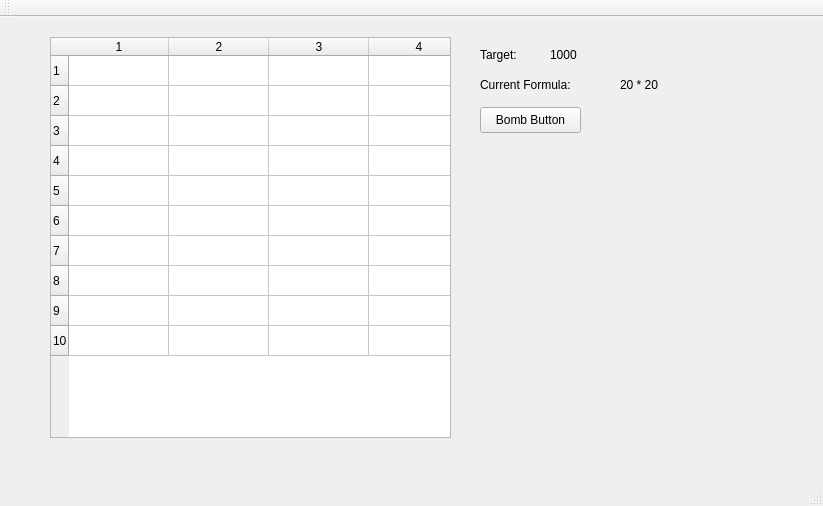
This is mainwindow.ui in adsorensen/CountUp as Qt 5 draws it before an edit. The edited form follows.
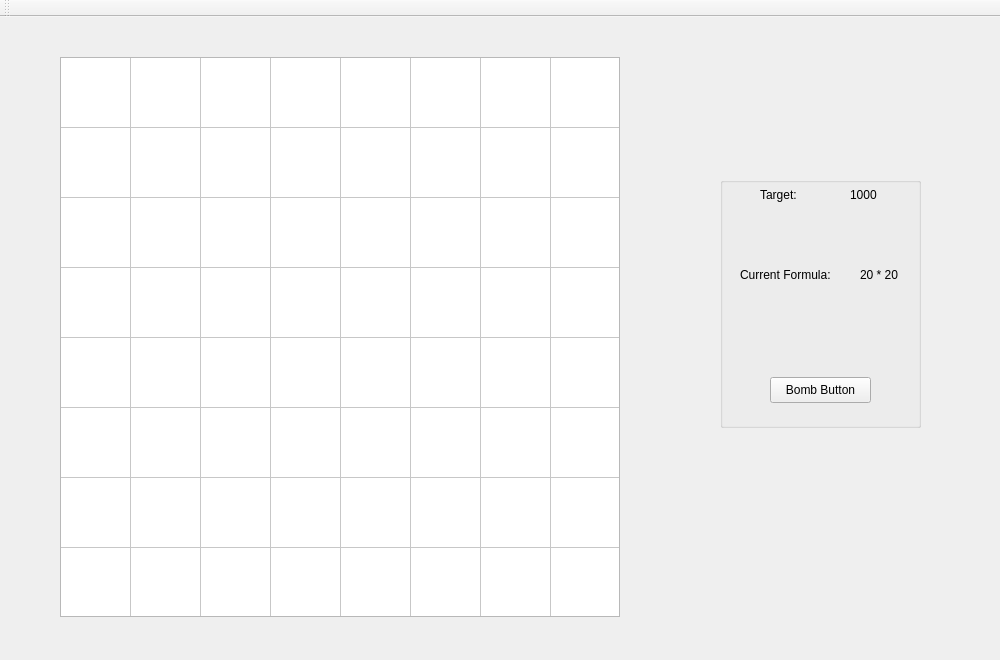
This is the edited form. Icons and pictures are not drawn.

What changed in the file:
```diff
--- a/mainwindow.ui
+++ b/mainwindow.ui
@@ -6,24 +6,30 @@
    <rect>
     <x>0</x>
     <y>0</y>
-    <width>823</width>
-    <height>506</height>
+    <width>1000</width>
+    <height>660</height>
    </rect>
   </property>
   <property name="windowTitle">
    <string>MainWindow</string>
   </property>
+  <property name="styleSheet">
+   <string notr="true"/>
+  </property>
   <widget class="QWidget" name="centralWidget">
+   <property name="styleSheet">
+    <string notr="true">background-image: url(:/background/Resources/bg.png);</string>
+   </property>
    <widget class="QTableWidget" name="tableWidget">
     <property name="enabled">
      <bool>true</bool>
     </property>
     <property name="geometry">
      <rect>
-      <x>50</x>
-      <y>20</y>
-      <width>401</width>
-      <height>401</height>
+      <x>60</x>
+      <y>40</y>
+      <width>560</width>
+      <height>560</height>
      </rect>
     </property>
     <property name="verticalScrollBarPolicy">
@@ -42,11 +48,29 @@
      <enum>Qt::SolidLine</enum>
     </property>
     <property name="rowCount">
-     <number>10</number>
+     <number>8</number>
     </property>
     <property name="columnCount">
-     <number>10</number>
+     <number>8</number>
     </property>
+    <attribute name="horizontalHeaderVisible">
+     <bool>false</bool>
+    </attribute>
+    <attribute name="horizontalHeaderDefaultSectionSize">
+     <number>70</number>
+    </attribute>
+    <attribute name="horizontalHeaderMinimumSectionSize">
+     <number>70</number>
+    </attribute>
+    <attribute name="verticalHeaderVisible">
+     <bool>false</bool>
+    </attribute>
+    <attribute name="verticalHeaderDefaultSectionSize">
+     <number>70</number>
+    </attribute>
+    <attribute name="verticalHeaderMinimumSectionSize">
+     <number>70</number>
+    </attribute>
     <row/>
     <row/>
     <row/>
@@ -55,8 +79,6 @@
     <row/>
     <row/>
     <row/>
-    <row/>
-    <row/>
     <column/>
     <column/>
     <column/>
@@ -65,40 +87,37 @@
     <column/>
     <column/>
     <column/>
-    <column/>
-    <column/>
    </widget>
-   <widget class="QLabel" name="targetLabel">
+   <widget class="QGroupBox" name="statsBox">
     <property name="geometry">
      <rect>
-      <x>480</x>
-      <y>30</y>
-      <width>59</width>
-      <height>16</height>
+      <x>720</x>
+      <y>160</y>
+      <width>201</width>
+      <height>251</height>
      </rect>
     </property>
-    <property name="text">
-     <string>Target:</string>
+    <property name="title">
+     <string/>
     </property>
-   </widget>
-   <widget class="QLabel" name="goalLabel">
+    <widget class="QPushButton" name="pushButton">
     <property name="geometry">
      <rect>
-      <x>550</x>
-      <y>30</y>
-      <width>59</width>
-      <height>16</height>
+       <x>50</x>
+       <y>200</y>
+       <width>101</width>
+       <height>26</height>
      </rect>
     </property>
     <property name="text">
-     <string>1000</string>
+      <string>Bomb Button</string>
     </property>
    </widget>
    <widget class="QLabel" name="currentFormulaLabel">
     <property name="geometry">
      <rect>
-      <x>480</x>
-      <y>60</y>
+       <x>20</x>
+       <y>90</y>
       <width>121</width>
       <height>16</height>
      </rect>
@@ -110,8 +129,8 @@
    <widget class="QLabel" name="formulaLabel">
     <property name="geometry">
      <rect>
-      <x>620</x>
-      <y>60</y>
+       <x>140</x>
+       <y>90</y>
       <width>59</width>
       <height>16</height>
      </rect>
@@ -120,29 +139,33 @@
      <string>20 * 20</string>
     </property>
    </widget>
-   <widget class="QPushButton" name="pushButton">
+    <widget class="QLabel" name="targetLabel">
     <property name="geometry">
      <rect>
-      <x>480</x>
-      <y>90</y>
-      <width>101</width>
-      <height>26</height>
+       <x>40</x>
+       <y>10</y>
+       <width>59</width>
+       <height>16</height>
      </rect>
     </property>
     <property name="text">
-     <string>Bomb Button</string>
-    </property>
-   </widget>
-  </widget>
-  <widget class="QMenuBar" name="menuBar">
+      <string>Target:</string>
+     </property>
+    </widget>
+    <widget class="QLabel" name="goalLabel">
    <property name="geometry">
     <rect>
-     <x>0</x>
-     <y>0</y>
-     <width>823</width>
-     <height>21</height>
-    </rect>
-   </property>
+       <x>130</x>
+       <y>10</y>
+       <width>59</width>
+       <height>16</height>
+      </rect>
+     </property>
+     <property name="text">
+      <string>1000</string>
+     </property>
+    </widget>
+   </widget>
   </widget>
   <widget class="QToolBar" name="mainToolBar">
    <attribute name="toolBarArea">
@@ -152,7 +175,16 @@
     <bool>false</bool>
    </attribute>
   </widget>
-  <widget class="QStatusBar" name="statusBar"/>
+  <widget class="QMenuBar" name="menuBar">
+   <property name="geometry">
+    <rect>
+     <x>0</x>
+     <y>0</y>
+     <width>1000</width>
+     <height>22</height>
+    </rect>
+   </property>
+  </widget>
  </widget>
  <layoutdefault spacing="6" margin="11"/>
  <resources/>
```
Lines whose indentation alone changed are shown as unchanged.
